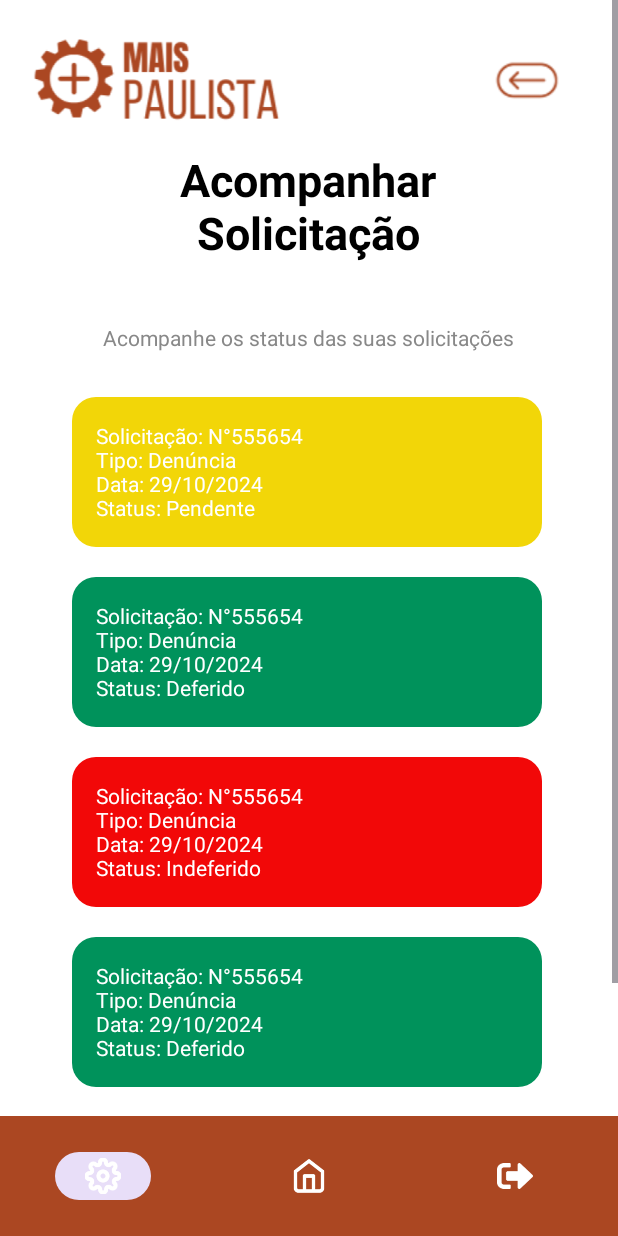
After one commit to pauloandreoliv/PDMOV, an Android app: the layout activity_myrequests.xml on its own in the app's theme, with its tools: preview values and no code run, on a phone screen of 412 x 824 dp. The commit adds this screen. Run offline under Robolectric (Android 15) with nearby library versions, the phone set to English and light mode, and no system bars.

Commit message:
Tela MyRequests

```diff
--- a/MaisPaulista/app/src/main/AndroidManifest.xml
+++ b/MaisPaulista/app/src/main/AndroidManifest.xml
@@ -26,6 +26,9 @@
             android:name=".RegisterResquestsActivity"
             android:exported="false" />
         <activity
+            android:name=".MyRequestsActivity"
+            android:exported="false" />
+        <activity
             android:name=".ConfigurationActivity"
             android:exported="false" />
         <activity
--- /dev/null
+++ b/MaisPaulista/app/src/main/java/com/projeto/maispaulista/MyRequestsActivity.kt
@@ -0,0 +1,6 @@
+package com.projeto.maispaulista
+
+import androidx.appcompat.app.AppCompatActivity
+
+class MyRequestsActivity : AppCompatActivity() {
+}
--- /dev/null
+++ b/MaisPaulista/app/src/main/res/drawable/background_green.xml
@@ -0,0 +1,4 @@
+<shape xmlns:android="http://schemas.android.com/apk/res/android">
+    <solid android:color="@color/green"/> <!-- Cor verde -->
+    <corners android:radius="16dp"/> <!-- Bordas arredondadas com raio de 16dp -->
+</shape>
--- /dev/null
+++ b/MaisPaulista/app/src/main/res/drawable/background_red.xml
@@ -0,0 +1,4 @@
+<shape xmlns:android="http://schemas.android.com/apk/res/android">
+    <solid android:color="@color/red"/> <!-- Cor vermelha -->
+    <corners android:radius="16dp"/> <!-- Bordas arredondadas com raio de 16dp -->
+</shape>
--- /dev/null
+++ b/MaisPaulista/app/src/main/res/drawable/background_yellow.xml
@@ -0,0 +1,4 @@
+<shape xmlns:android="http://schemas.android.com/apk/res/android">
+    <solid android:color="@color/yellow"/> <!-- Cor amarela -->
+    <corners android:radius="16dp"/> <!-- Bordas arredondadas com raio de 16dp -->
+</shape>
--- /dev/null
+++ b/MaisPaulista/app/src/main/res/layout/activity_myrequests.xml
@@ -0,0 +1,181 @@
+<?xml version="1.0" encoding="utf-8"?>
+<RelativeLayout xmlns:android="http://schemas.android.com/apk/res/android"
+    xmlns:app="http://schemas.android.com/apk/res-auto"
+    xmlns:tools="http://schemas.android.com/tools"
+    android:layout_width="match_parent"
+    android:layout_height="match_parent"
+    android:id="@+id/MyResquestsLayout"
+    tools:context=".MyRequestsActivity">
+
+    <ScrollView
+        android:layout_width="match_parent"
+        android:layout_height="match_parent"
+        android:layout_above="@id/bottom_navigation"
+        android:fillViewport="true"
+        android:contentDescription="Conteúdo rolável">
+
+        <androidx.constraintlayout.widget.ConstraintLayout
+            android:id="@+id/requestsLayout"
+            android:layout_width="match_parent"
+            android:layout_height="wrap_content"
+            android:background="#FFFFFF">
+
+            <!-- Header -->
+
+            <!-- Campos de entrada -->
+
+
+
+            <ImageView
+                android:id="@+id/backArrow"
+                android:layout_width="49dp"
+                android:layout_height="43dp"
+                android:layout_marginTop="32dp"
+                android:layout_marginEnd="36dp"
+                android:clickable="true"
+                android:focusable="true"
+                android:src="@drawable/ic_back_arrow"
+                app:layout_constraintEnd_toEndOf="parent"
+                app:layout_constraintTop_toTopOf="parent" />
+
+            <ImageView
+                android:layout_width="181dp"
+                android:layout_height="71dp"
+                android:src="@drawable/ic_logo"
+                app:layout_constraintTop_toTopOf="parent"
+                app:layout_constraintStart_toStartOf="parent"
+                android:layout_marginTop="16dp"
+                android:layout_marginStart="16dp" />
+
+            <TextView
+                android:id="@+id/titleTextView"
+                android:layout_width="236dp"
+                android:layout_height="91dp"
+                android:layout_marginTop="92dp"
+                android:gravity="center"
+                android:text="Acompanhar\nSolicitação"
+                android:textColor="#000000"
+                android:textSize="30sp"
+                android:textStyle="bold"
+                app:layout_constraintEnd_toEndOf="parent"
+                app:layout_constraintHorizontal_bias="0.497"
+                app:layout_constraintStart_toStartOf="parent"
+                app:layout_constraintTop_toTopOf="parent" />
+
+            <TextView
+                android:id="@+id/subtitleTextView"
+                android:layout_width="wrap_content"
+                android:layout_height="wrap_content"
+                android:layout_marginTop="32dp"
+                android:gravity="center"
+                android:text="Acompanhe os status das suas solicitações"
+                android:textColor="#888888"
+                android:textSize="14sp"
+                app:layout_constraintEnd_toEndOf="parent"
+                app:layout_constraintHorizontal_bias="0.496"
+                app:layout_constraintStart_toStartOf="parent"
+                app:layout_constraintTop_toBottomOf="@id/titleTextView" />
+
+            <TextView
+                android:id="@+id/typeLabel"
+                android:layout_width="313dp"
+                android:layout_height="100dp"
+                android:layout_marginStart="48dp"
+                android:layout_marginTop="30dp"
+                android:background="@drawable/background_yellow"
+                android:text="Solicitação: N°555654 \nTipo: Denúncia\nData: 29/10/2024\nStatus: Pendente"
+                android:textColor="#FFFFFF"
+                android:gravity="center_vertical"
+                android:paddingStart="16dp"
+                android:paddingEnd="16dp"
+                app:layout_constraintStart_toStartOf="parent"
+                app:layout_constraintTop_toBottomOf="@id/subtitleTextView"
+                tools:layout_editor_absoluteY="276dp"
+                tools:ignore="MissingConstraints" />
+
+            <TextView
+                android:id="@+id/typeLabel1"
+                android:layout_width="313dp"
+                android:layout_height="100dp"
+                android:layout_marginStart="48dp"
+                android:layout_marginTop="20dp"
+                android:background="@drawable/background_green"
+                android:text="Solicitação: N°555654 \nTipo: Denúncia\nData: 29/10/2024\nStatus: Deferido"
+                android:textColor="#FFFFFF"
+                android:gravity="center_vertical"
+                android:paddingStart="16dp"
+                android:paddingEnd="16dp"
+                app:layout_constraintStart_toStartOf="parent"
+                app:layout_constraintTop_toBottomOf="@id/typeLabel"
+                tools:layout_editor_absoluteY="276dp"
+                tools:ignore="MissingConstraints" />
+
+            <TextView
+                android:id="@+id/typeLabel2"
+                android:layout_width="313dp"
+                android:layout_height="100dp"
+                android:layout_marginStart="48dp"
+                android:layout_marginTop="20dp"
+                android:background="@drawable/background_red"
+                android:text="Solicitação: N°555654 \nTipo: Denúncia\nData: 29/10/2024\nStatus: Indeferido"
+                android:textColor="#FFFFFF"
+                android:gravity="center_vertical"
+                android:paddingStart="16dp"
+                android:paddingEnd="16dp"
+                app:layout_constraintStart_toStartOf="parent"
+                app:layout_constraintTop_toBottomOf="@id/typeLabel1"
+                tools:layout_editor_absoluteY="276dp"
+                tools:ignore="MissingConstraints" />
+
+            <TextView
+                android:id="@+id/typeLabel3"
+                android:layout_width="313dp"
+                android:layout_height="100dp"
+                android:layout_marginStart="48dp"
+                android:layout_marginTop="20dp"
+                android:background="@drawable/background_green"
+                android:text="Solicitação: N°555654 \nTipo: Denúncia\nData: 29/10/2024\nStatus: Deferido"
+                android:textColor="#FFFFFF"
+                android:gravity="center_vertical"
+                android:paddingStart="16dp"
+                android:paddingEnd="16dp"
+                app:layout_constraintStart_toStartOf="parent"
+                app:layout_constraintTop_toBottomOf="@id/typeLabel2"
+                tools:layout_editor_absoluteY="276dp"
+                tools:ignore="MissingConstraints" />
+
+            <TextView
+                android:id="@+id/typeLabel4"
+                android:layout_width="313dp"
+                android:layout_height="100dp"
+                android:layout_marginStart="48dp"
+                android:layout_marginTop="20dp"
+                android:background="@drawable/background_green"
+                android:text="Solicitação: N°555654 \nTipo: Denúncia\nData: 29/10/2024\nStatus: Deferido"
+                android:textColor="#FFFFFF"
+                android:gravity="center_vertical"
+                android:paddingStart="16dp"
+                android:paddingEnd="16dp"
+                app:layout_constraintStart_toStartOf="parent"
+                app:layout_constraintTop_toBottomOf="@id/typeLabel3"
+                tools:layout_editor_absoluteY="276dp"
+                tools:ignore="MissingConstraints" />
+
+
+
+
+
+        </androidx.constraintlayout.widget.ConstraintLayout>
+    </ScrollView>
+
+    <!-- Bottom Navigation View -->
+    <com.google.android.material.bottomnavigation.BottomNavigationView
+        android:id="@+id/bottom_navigation"
+        android:layout_width="match_parent"
+        android:layout_height="wrap_content"
+        android:layout_alignParentBottom="true"
+        android:background="@color/brown"
+        app:itemIconTint="@color/white"
+        app:labelVisibilityMode="unlabeled"
+        app:menu="@menu/bottom_navigation_menu"/>
+</RelativeLayout>
--- a/MaisPaulista/app/src/main/res/layout/activity_register_requests.xml
+++ b/MaisPaulista/app/src/main/res/layout/activity_register_requests.xml
@@ -4,14 +4,15 @@
     xmlns:tools="http://schemas.android.com/tools"
     android:layout_width="match_parent"
     android:layout_height="match_parent"
+    android:id="@+id/registerResquestsLayout"
     tools:context=".RegisterResquestsActivity">
 
     <ScrollView
         android:layout_width="match_parent"
         android:layout_height="match_parent"
         android:layout_above="@id/bottom_navigation"
-    android:fillViewport="true"
-    android:contentDescription="Conteúdo rolável">
+        android:fillViewport="true"
+        android:contentDescription="Conteúdo rolável">
 
     <androidx.constraintlayout.widget.ConstraintLayout
         android:id="@+id/requestsLayout"
@@ -27,13 +28,13 @@
             android:id="@+id/backArrow"
             android:layout_width="49dp"
             android:layout_height="43dp"
+            android:layout_marginTop="32dp"
+            android:layout_marginEnd="36dp"
             android:clickable="true"
             android:focusable="true"
             android:src="@drawable/ic_back_arrow"
-            app:layout_constraintTop_toTopOf="parent"
             app:layout_constraintEnd_toEndOf="parent"
-            android:layout_marginTop="16dp"
-            android:layout_marginEnd="16dp" />
+            app:layout_constraintTop_toTopOf="parent" />
 
         <ImageView
             android:layout_width="181dp"
@@ -101,7 +102,7 @@
             android:layout_width="347dp"
             android:layout_height="wrap_content"
             android:layout_marginTop="20dp"
-            android:backgroundTint="#F0D508"
+            android:backgroundTint="@color/yellow"
             android:padding="12dp"
             android:text="Enviar"
             android:textAllCaps="false"
--- a/MaisPaulista/app/src/main/res/values/colors.xml
+++ b/MaisPaulista/app/src/main/res/values/colors.xml
@@ -2,5 +2,8 @@
 <resources>
     <color name="black">#FF000000</color>
     <color name="white">#FFFFFFFF</color>
-    <color name="brown">#A0522D</color>
+    <color name="brown">#AB4722</color>
+    <color name="yellow">#F2D608</color>
+    <color name="green">#00925B</color>
+    <color name="red">#F20808</color>
 </resources>
```
